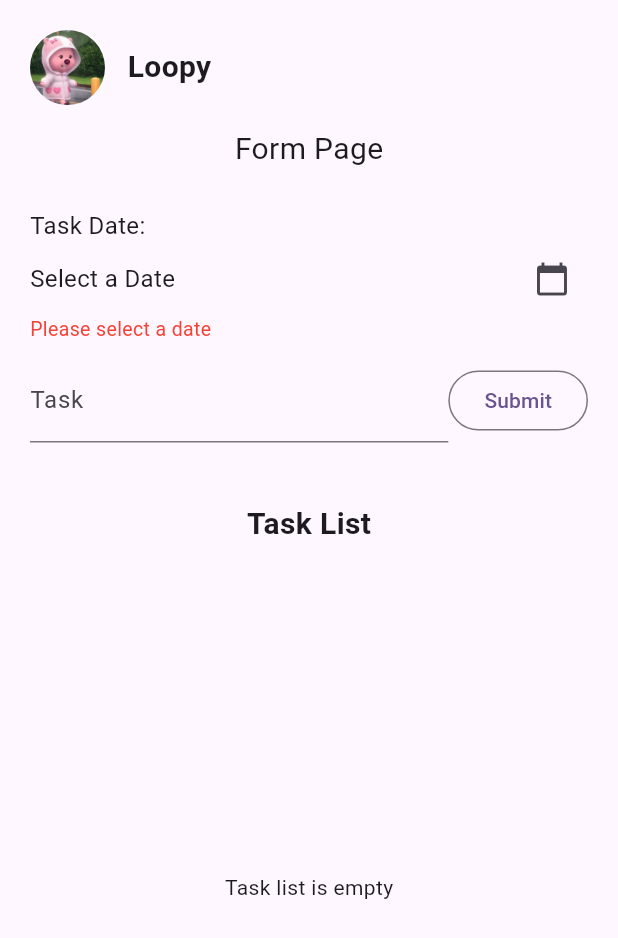
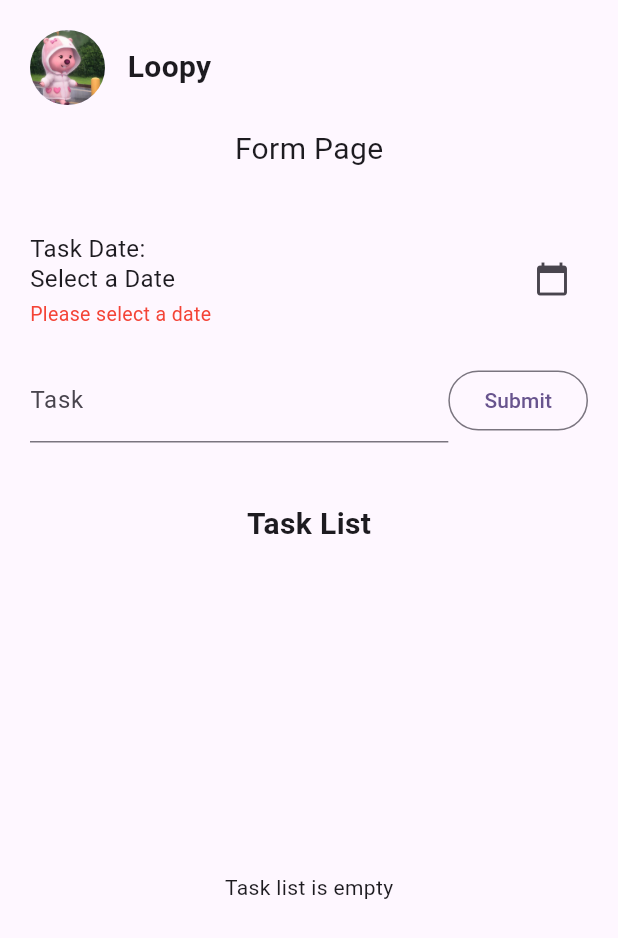
Before and after one commit to nrismawardah/TodoApp_145, a Flutter app: the screen it shows after launch, on a phone screen of 412 x 824 dp. Shown: the top 938 px of the screen. Run offline on Flutter 3.47's test engine with Material 3 defaults, Android fonts, the light colour scheme and no system bars.

Commit message:
Perbarui text

```diff
--- a/lib/profile_page.dart
+++ b/lib/profile_page.dart
@@ -94,7 +94,10 @@ class _ProfilePageState extends State<ProfilePage> {
                 child: Column(
                   crossAxisAlignment: CrossAxisAlignment.start,
                   children: [
-                    const Text('Task Date:', style: TextStyle(fontSize: 16)),
+                    Transform.translate(
+                      offset: const Offset(0, 15),
+                      child: Text('Task Date:', style: TextStyle(fontSize: 16)),
+                    ),
                     Row(
                       children: [
                         Expanded(
@@ -112,9 +115,12 @@ class _ProfilePageState extends State<ProfilePage> {
                       ],
                     ),
                     if (selectedDate == null)
-                      const Text(
-                        'Please select a date',
-                        style: TextStyle(color: Colors.red, fontSize: 13),
+                      Transform.translate(
+                        offset: Offset(0, -10),
+                        child: Text(
+                          'Please select a date',
+                          style: TextStyle(color: Colors.red, fontSize: 13),
+                        ),
                       ),
 
                     const SizedBox(height: 10),
```
